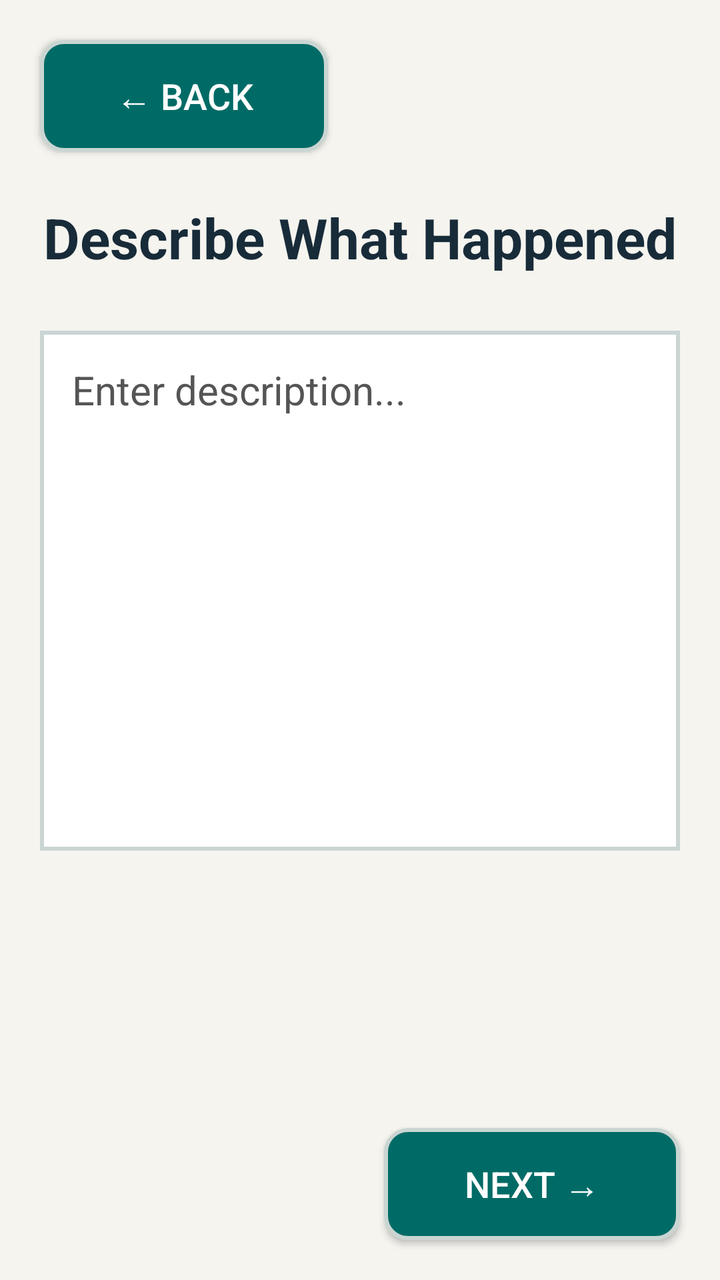
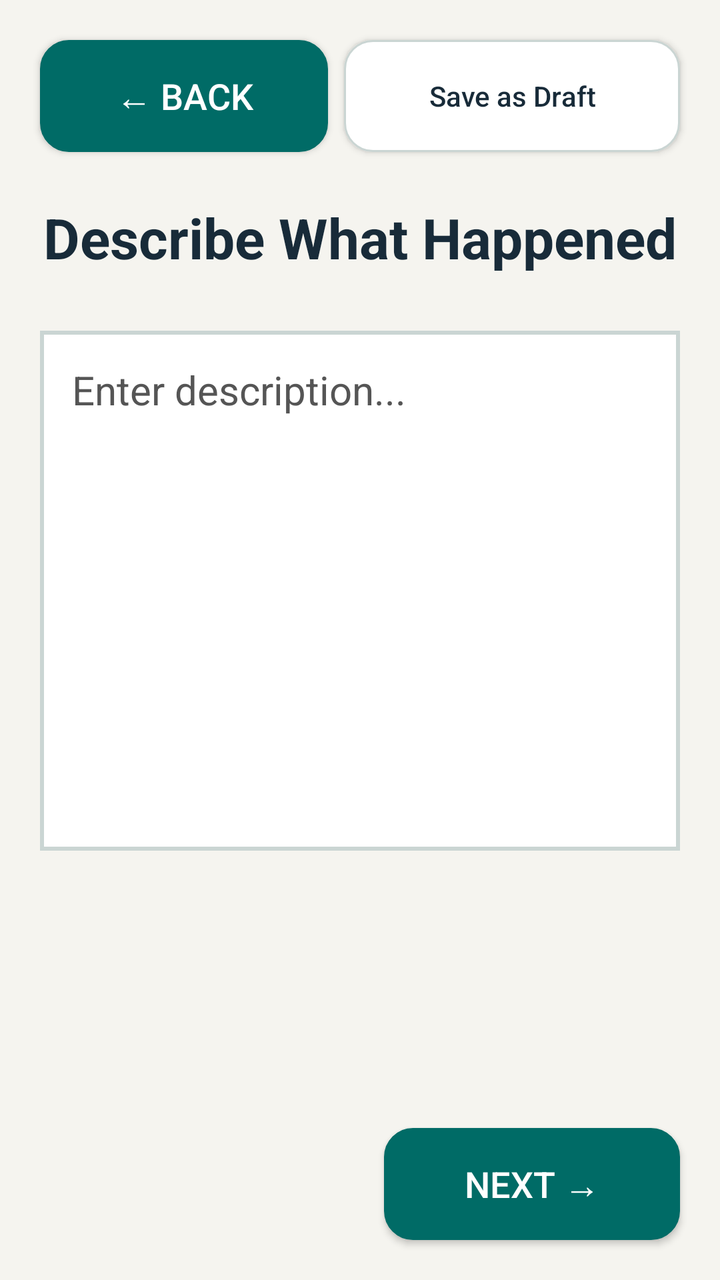

The first picture is an Android layout as it rendered before a commit; the second is the same layout after the commit. The layout source and the unified diff follow.
<!-- AndroidManifest.xml: application theme Theme.JavaReportingSystem -->
<!-- res/layout/activity_report_description.xml -->
<?xml version="1.0" encoding="utf-8"?>
<androidx.constraintlayout.widget.ConstraintLayout xmlns:android="http://schemas.android.com/apk/res/android"
    xmlns:app="http://schemas.android.com/apk/res-auto"
    xmlns:tools="http://schemas.android.com/tools"
    android:id="@+id/main"
    android:layout_width="match_parent"
    android:layout_height="match_parent"
    android:background="@color/safety_background"
    tools:context=".ui.ReportDescriptionActivity">

    <Button
        android:id="@+id/btnBack"
        android:layout_width="144dp"
        android:layout_height="56dp"
        android:layout_marginStart="20dp"
        android:layout_marginTop="20dp"
        android:background="@drawable/back_button"
        android:text="@string/back"
        android:textAllCaps="false"
        android:textColor="@color/safety_on_action"
        android:textSize="18sp"
        app:layout_constraintStart_toStartOf="parent"
        app:layout_constraintTop_toTopOf="parent"
                app:backgroundTint="@null" />

    <ScrollView
        android:id="@+id/descriptionContent"
        android:layout_width="0dp"
        android:layout_height="0dp"
        android:fillViewport="true"
        app:layout_constraintBottom_toTopOf="@id/btnNext"
        app:layout_constraintEnd_toEndOf="parent"
        app:layout_constraintStart_toStartOf="parent"
        app:layout_constraintTop_toBottomOf="@id/btnBack">

        <LinearLayout
            android:layout_width="match_parent"
            android:layout_height="wrap_content"
            android:orientation="vertical"
            android:paddingStart="20dp"
            android:paddingTop="24dp"
            android:paddingEnd="20dp"
            android:paddingBottom="20dp">

            <TextView
                android:id="@+id/tvHeading"
                android:layout_width="match_parent"
                android:layout_height="wrap_content"
                android:fontFamily="sans-serif"
                android:gravity="center"
                android:text="Describe What Happened"
                android:textColor="@color/safety_text"
                android:textSize="28sp"
                android:textStyle="bold" />

            <EditText
                android:id="@+id/txtDescription"
                android:layout_width="match_parent"
                android:layout_height="wrap_content"
                android:layout_marginTop="28dp"
                android:background="@drawable/description_border"
                android:gravity="top|start"
                android:hint="Enter description..."
                android:inputType="textMultiLine|textCapSentences"
                android:minHeight="260dp"
                android:padding="16dp"
                android:scrollbars="vertical"
                android:textColor="@color/safety_text"
                android:textColorHint="#555555"
                android:textSize="20sp" />
        </LinearLayout>
    </ScrollView>

    <Button
        android:id="@+id/btnNext"
        android:layout_width="148dp"
        android:layout_height="56dp"
        android:layout_marginEnd="20dp"
        android:layout_marginBottom="20dp"
        android:background="@drawable/next_button"
        android:text="@string/next"
        android:textAllCaps="false"
        android:textColor="@color/safety_on_action"
        android:textSize="18sp"
        app:layout_constraintBottom_toBottomOf="parent"
        app:layout_constraintEnd_toEndOf="parent"
                app:backgroundTint="@null" />
</androidx.constraintlayout.widget.ConstraintLayout>
<!-- resources referenced by this layout -->
<resources>
  <color name="safety_background">#F5F4EF</color>
  <color name="safety_on_action">#FFFFFF</color>
  <color name="safety_text">#182B39</color>
  <!-- drawable back_button (drawable) -->
  <?xml version="1.0" encoding="utf-8"?>
  <shape xmlns:android="http://schemas.android.com/apk/res/android"
      android:shape="rectangle">
  
      <solid android:color="@color/safety_action" />
  
      <stroke
          android:width="2dp"
          android:color="@color/safety_border" />
  
      <corners android:radius="11dp" />
  
  </shape>
  <!-- drawable description_border (drawable) -->
  <?xml version="1.0" encoding="utf-8"?>
  <shape xmlns:android="http://schemas.android.com/apk/res/android"
      android:shape="rectangle">
  
      <solid android:color="@color/safety_surface" />
  
      <stroke
          android:width="2dp"
          android:color="@color/safety_border" />
  
      <corners android:radius="0dp" />
  
  </shape>
  <!-- drawable next_button (drawable) -->
  <?xml version="1.0" encoding="utf-8"?>
  <shape xmlns:android="http://schemas.android.com/apk/res/android"
      android:shape="rectangle">
  
      <solid android:color="@color/safety_action" />
  
      <stroke
          android:width="2dp"
          android:color="@color/safety_border" />
  
      <corners android:radius="11dp" />
  
  </shape>
  <string name="back">← BACK</string>
  <string name="next">NEXT →</string>
  <style name="Theme.JavaReportingSystem" parent="Base.Theme.JavaReportingSystem" />
  <color name="safety_action">#006B66</color>
  <color name="safety_border">#CAD5D3</color>
  <color name="safety_surface">#FFFFFF</color>
  <style name="Base.Theme.JavaReportingSystem" parent="Theme.AppCompat.Light.NoActionBar">
          <item name="colorPrimary">@color/safety_action</item>
          <item name="colorOnPrimary">@color/safety_on_action</item>
          <item name="colorSurface">@color/safety_surface</item>
          <item name="colorOnSurface">@color/safety_text</item>
          <item name="android:colorAccent">@color/safety_action</item>
          <item name="android:windowBackground">@color/safety_background</item>
          <item name="android:statusBarColor">@color/safety_background</item>
          <item name="android:navigationBarColor">@color/safety_background</item>
          <item name="android:windowLightStatusBar">true</item>
          <item name="android:windowLightNavigationBar">true</item>
      </style>
</resources>

<!-- the commit's change to res/layout/activity_report_description.xml (unified diff, before → after) -->
@@ -22,6 +22,27 @@
         app:layout_constraintStart_toStartOf="parent"
         app:layout_constraintTop_toTopOf="parent"
                 app:backgroundTint="@null" />
+
+    <Button
+        android:id="@+id/btnSaveDraft"
+        android:layout_width="0dp"
+        android:layout_height="56dp"
+        android:layout_marginStart="8dp"
+        android:layout_marginEnd="20dp"
+        android:background="@drawable/outline_button"
+        android:text="@string/save_as_draft"
+        android:textAllCaps="false"
+        android:textColor="@color/safety_text"
+        android:textSize="14sp"
+        android:minWidth="0dp"
+        android:paddingStart="8dp"
+        android:paddingEnd="8dp"
+        app:backgroundTint="@null"
+        app:layout_constraintStart_toEndOf="@id/btnBack"
+        app:layout_constraintEnd_toEndOf="parent"
+        app:layout_constraintTop_toTopOf="@id/btnBack" />
+
+
 
     <ScrollView
         android:id="@+id/descriptionContent"
<!-- resource entries referenced after the edit -->
@@ -5,17 +5,10 @@
   <color name="safety_text">#182B39</color>
   <!-- drawable back_button (drawable) -->
   <?xml version="1.0" encoding="utf-8"?>
-  <shape xmlns:android="http://schemas.android.com/apk/res/android"
-      android:shape="rectangle">
-  
+  <shape xmlns:android="http://schemas.android.com/apk/res/android" android:shape="rectangle">
       <solid android:color="@color/safety_action" />
-  
-      <stroke
-          android:width="2dp"
-          android:color="@color/safety_border" />
-  
-      <corners android:radius="11dp" />
-  
+      <stroke android:width="1dp" android:color="@color/safety_action" />
+      <corners android:radius="14dp" />
   </shape>
   <!-- drawable description_border (drawable) -->
   <?xml version="1.0" encoding="utf-8"?>
@@ -33,20 +26,21 @@
   </shape>
   <!-- drawable next_button (drawable) -->
   <?xml version="1.0" encoding="utf-8"?>
-  <shape xmlns:android="http://schemas.android.com/apk/res/android"
-      android:shape="rectangle">
-  
+  <shape xmlns:android="http://schemas.android.com/apk/res/android" android:shape="rectangle">
       <solid android:color="@color/safety_action" />
-  
-      <stroke
-          android:width="2dp"
-          android:color="@color/safety_border" />
-  
-      <corners android:radius="11dp" />
-  
+      <stroke android:width="1dp" android:color="@color/safety_action" />
+      <corners android:radius="14dp" />
+  </shape>
+  <!-- drawable outline_button (drawable) -->
+  <?xml version="1.0" encoding="utf-8"?>
+  <shape xmlns:android="http://schemas.android.com/apk/res/android" android:shape="rectangle">
+      <solid android:color="@color/safety_surface" />
+      <stroke android:width="1dp" android:color="@color/safety_border" />
+      <corners android:radius="14dp" />
   </shape>
   <string name="back">← BACK</string>
   <string name="next">NEXT →</string>
+  <string name="save_as_draft">Save as Draft</string>
   <style name="Theme.JavaReportingSystem" parent="Base.Theme.JavaReportingSystem" />
   <color name="safety_action">#006B66</color>
   <color name="safety_border">#CAD5D3</color>
